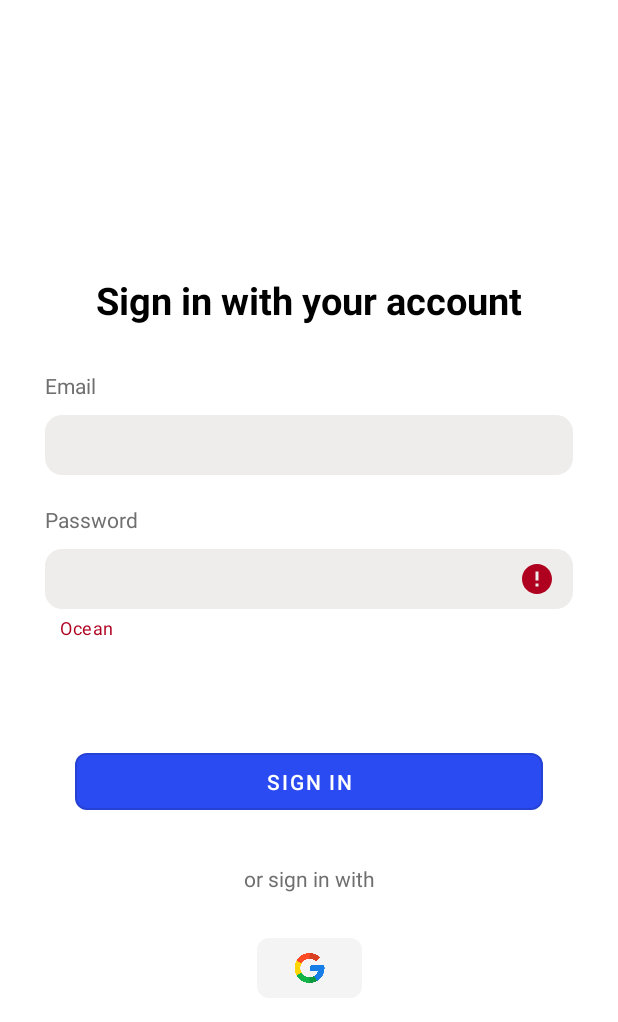
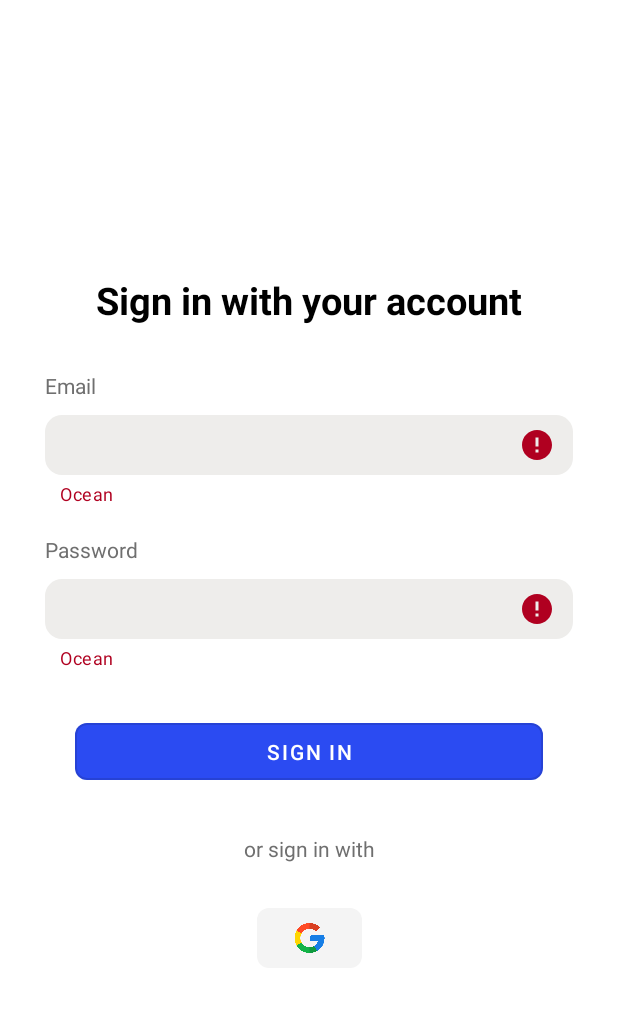
Before and after one commit to HungDangQuang/Ocean, an Android app: the LoginActivity screen opened directly, with no data from a screen before it, after a tap on "SIGN IN", on a phone screen of 412 x 824 dp. Shown: the top 1022 px of the screen. Run offline under Robolectric (Android 15) with nearby library versions, the phone set to English and light mode, and no system bars; our stand-ins replace Dagger/Hilt's generated code.

Commit message:
Modify UI for text edit email

```diff
--- a/app/src/main/java/com/example/ocean/ui/component/login/LoginActivity.kt
+++ b/app/src/main/java/com/example/ocean/ui/component/login/LoginActivity.kt
@@ -30,6 +30,10 @@ class LoginActivity : AppCompatActivity() {
         setContentView(binding.root)
 
         binding.btSignIn.setOnClickListener {
+
+            // check email error
+            checkEmailError()
+
             // check password error
             checkPasswordError()
         }
@@ -97,4 +101,15 @@ class LoginActivity : AppCompatActivity() {
         }
     }
 
+    private fun checkEmailError() {
+        // todo detail implementation later
+        if (binding.tiEmail.text.toString().isEmpty()) {
+            Log.d(TAG, "checkEmailError: email pass")
+            binding.layoutEmail.error = getString(R.string.app_name)
+        } else {
+            Log.d(TAG, "checkEmailError: email null")
+            binding.layoutEmail.error = null
+        }
+    }
+
 }
--- a/app/src/main/res/layout/activity_login.xml
+++ b/app/src/main/res/layout/activity_login.xml
@@ -46,40 +46,52 @@
         android:layout_marginTop="30dp"
         android:layout_marginHorizontal="30dp"/>
 
-    <com.google.android.material.textfield.TextInputEditText
-        style="@style/TextInputSignIn"
-        android:id="@+id/ti_email"
+    <com.google.android.material.textfield.TextInputLayout
+        style="@style/InputTextLayout"
+        android:theme="@style/Theme.Ocean"
+        android:id="@+id/layout_email"
         android:layout_width="0dp"
-        android:layout_height="40dp"
+        android:layout_height="60dp"
         app:layout_constraintStart_toStartOf="parent"
         app:layout_constraintEnd_toEndOf="parent"
         app:layout_constraintTop_toBottomOf="@id/tv_email"
         android:layout_marginTop="10dp"
-        android:layout_marginHorizontal="30dp"
-        android:inputType="textEmailAddress"/>
+        android:layout_marginHorizontal="30dp">
+
+        <com.google.android.material.textfield.TextInputEditText
+            style="@style/TextInputSignIn"
+            android:id="@+id/ti_email"
+            android:layout_width="match_parent"
+            android:layout_height="40dp"
+            android:inputType="textEmailAddress"/>
+
+    </com.google.android.material.textfield.TextInputLayout>
 
     <TextView
         android:id="@+id/tv_password"
         android:layout_width="wrap_content"
         android:layout_height="wrap_content"
         app:layout_constraintStart_toStartOf="parent"
-        app:layout_constraintTop_toBottomOf="@id/ti_email"
+        app:layout_constraintTop_toBottomOf="@id/layout_email"
         android:text="@string/message_password"
         android:textColor="@color/color_gray"
         android:layout_marginTop="20dp"
         android:layout_marginHorizontal="30dp"/>
 
     <com.google.android.material.textfield.TextInputLayout
-        style="@style/PasswordInputTextLayout"
+        style="@style/InputTextLayout"
         android:theme="@style/Theme.Ocean"
         android:id="@+id/layout_password"
         android:layout_width="0dp"
-        android:layout_height="70dp"
+        android:layout_height="60dp"
         app:layout_constraintStart_toStartOf="parent"
         app:layout_constraintEnd_toEndOf="parent"
         android:layout_marginTop="10dp"
         android:layout_marginHorizontal="30dp"
-        app:layout_constraintTop_toBottomOf="@id/tv_password">
+        app:layout_constraintTop_toBottomOf="@id/tv_password"
+        app:passwordToggleEnabled="true"
+        app:passwordToggleDrawable="@drawable/show_password_selector"
+        app:endIconMode="password_toggle">
 
         <com.google.android.material.textfield.TextInputEditText
             style="@style/TextInputSignIn"
@@ -98,7 +110,7 @@
         app:layout_constraintStart_toStartOf="parent"
         app:layout_constraintEnd_toEndOf="parent"
         app:layout_constraintTop_toBottomOf="@id/layout_password"
-        android:layout_marginTop="60dp"
+        android:layout_marginTop="30dp"
         android:layout_marginHorizontal="50dp"
         android:text="@string/button_sign_in"/>
 
--- a/app/src/main/res/values/styles.xml
+++ b/app/src/main/res/values/styles.xml
@@ -154,10 +154,7 @@
         <item name="android:textAllCaps">true</item>
     </style>
 
-    <style name="PasswordInputTextLayout" parent="Widget.MaterialComponents.TextInputLayout.FilledBox">
-        <item name="passwordToggleEnabled">true</item>
-        <item name="passwordToggleDrawable">@drawable/show_password_selector</item>
-        <item name="endIconMode">password_toggle</item>
+    <style name="InputTextLayout" parent="Widget.MaterialComponents.TextInputLayout.FilledBox">
         <item name="boxStrokeWidth">0dp</item>
         <item name="boxStrokeWidthFocused">0dp</item>
         <item name="errorEnabled">true</item>
```
